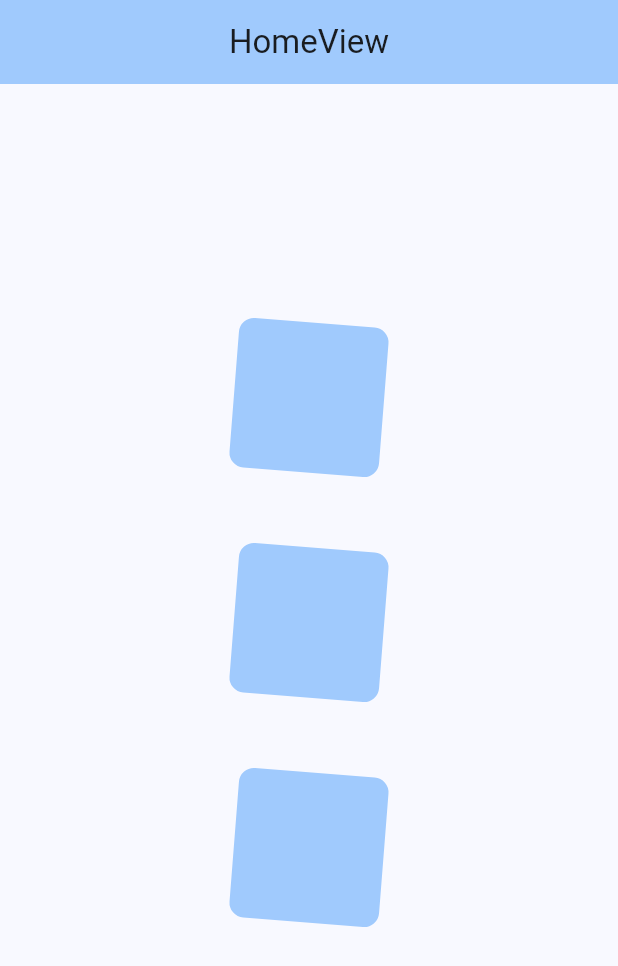
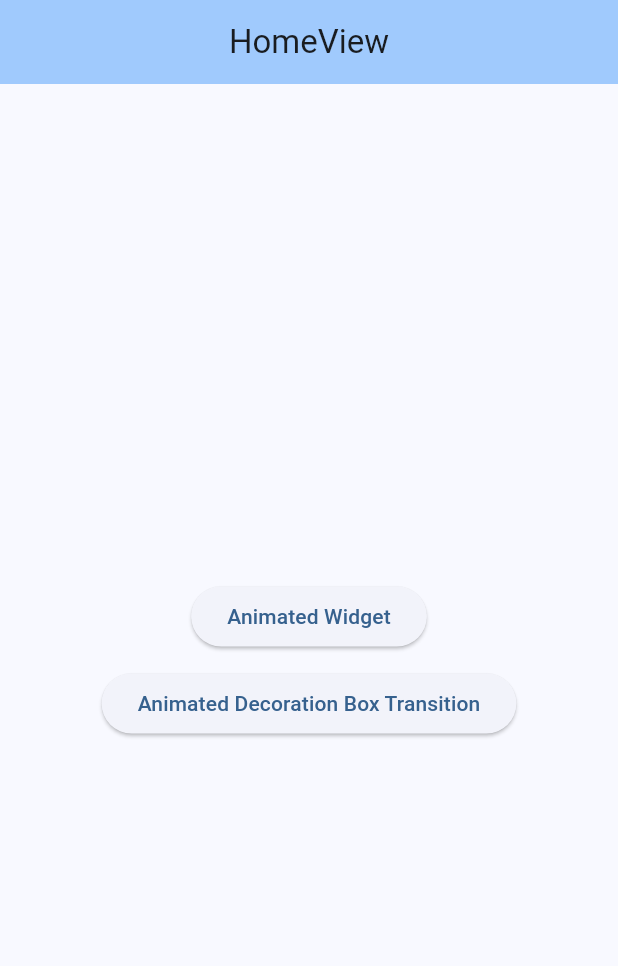
Before and after one commit to wahyukaprawi/learn_flutter_animated_custom, a Flutter app: the screen it shows after launch, on a phone screen of 412 x 824 dp. Shown: the top 966 px of the screen. Run offline on Flutter 3.47's test engine with Material 3 defaults, Android fonts, the light colour scheme and no system bars; our stand-ins replace get.

Commit message:
add code animated decorated box transition

```diff
--- a/lib/app/modules/home/controllers/home_controller.dart
+++ b/lib/app/modules/home/controllers/home_controller.dart
@@ -1,25 +1,3 @@
-import 'package:flutter/widgets.dart';
 import 'package:get/get.dart';
 
-class HomeController extends GetxController with GetTickerProviderStateMixin {
-  late AnimationController animationC;
-
-  @override
-  void onInit() {
-    animationC = AnimationController(
-        vsync: this,
-        duration: const Duration(
-          seconds: 2,
-        ))
-      ..repeat(
-        reverse: true,
-      );
-    super.onInit();
-  }
-
-  @override
-  void onClose() {
-    animationC.dispose();
-    super.onClose();
-  }
-}
+class HomeController extends GetxController {}
--- a/lib/app/modules/home/views/home_view.dart
+++ b/lib/app/modules/home/views/home_view.dart
@@ -1,7 +1,7 @@
 import 'package:flutter/material.dart';
 
 import 'package:get/get.dart';
-import 'package:learn_flutter_animated_widget/app/modules/home/views/box_widget.dart';
+import '/app/routes/app_pages.dart';
 
 import '../controllers/home_controller.dart';
 
@@ -19,17 +19,17 @@ class HomeView extends GetView<HomeController> {
         child: Column(
           mainAxisAlignment: MainAxisAlignment.center,
           children: [
-            BoxWidget(controller.animationC),
+            ElevatedButton(
+              onPressed: () => Get.toNamed(Routes.ANIMATED_WIDGET),
+              child: const Text('Animated Widget'),
+            ),
             const SizedBox(
-              height: 50
+              height: 10,
             ),
-            BoxWidget(controller.animationC),
-            const SizedBox(
-              height: 50
-            ),
-            BoxWidget(controller.animationC),
-            const SizedBox(
-              height: 50
+            ElevatedButton(
+              onPressed: () =>
+                  Get.toNamed(Routes.ANIMATED_DECORATED_BOX_TRANSITION),
+              child: const Text('Animated Decoration Box Transition'),
             ),
           ],
         ),
--- a/lib/app/routes/app_pages.dart
+++ b/lib/app/routes/app_pages.dart
@@ -1,5 +1,9 @@
 import 'package:get/get.dart';
 
+import '../modules/animated_decorated_box_transition/bindings/animated_decorated_box_transition_binding.dart';
+import '../modules/animated_decorated_box_transition/views/animated_decorated_box_transition_view.dart';
+import '../modules/animated_widget/bindings/animated_widget_binding.dart';
+import '../modules/animated_widget/views/animated_widget_view.dart';
 import '../modules/home/bindings/home_binding.dart';
 import '../modules/home/views/home_view.dart';
 
@@ -17,5 +21,15 @@ class AppPages {
       page: () => const HomeView(),
       binding: HomeBinding(),
     ),
+    GetPage(
+      name: _Paths.ANIMATED_WIDGET,
+      page: () => const AnimatedWidgetView(),
+      binding: AnimatedWidgetBinding(),
+    ),
+    GetPage(
+      name: _Paths.ANIMATED_DECORATED_BOX_TRANSITION,
+      page: () => const AnimatedDecoratedBoxTransitionView(),
+      binding: AnimatedDecoratedBoxTransitionBinding(),
+    ),
   ];
 }
--- a/lib/app/routes/app_routes.dart
+++ b/lib/app/routes/app_routes.dart
@@ -6,9 +6,15 @@ part of 'app_pages.dart';
 abstract class Routes {
   Routes._();
   static const HOME = _Paths.HOME;
+  static const ANIMATED_WIDGET = _Paths.ANIMATED_WIDGET;
+  static const ANIMATED_DECORATED_BOX_TRANSITION =
+      _Paths.ANIMATED_DECORATED_BOX_TRANSITION;
 }
 
 abstract class _Paths {
   _Paths._();
   static const HOME = '/home';
+  static const ANIMATED_WIDGET = '/animated-widget';
+  static const ANIMATED_DECORATED_BOX_TRANSITION =
+      '/animated-decorated-box-transition';
 }
```
Also changed, not shown: lib/app/modules/animated_decorated_box_transition/bindings/animated_decorated_box_transition_binding.dart (added, +12 -0 lines), lib/app/modules/animated_decorated_box_transition/controllers/animated_decorated_box_transition_controller.dart (added, +43 -0 lines), lib/app/modules/animated_decorated_box_transition/views/animated_decorated_box_transition_view.dart (added, +31 -0 lines), lib/app/modules/animated_widget/bindings/animated_widget_binding.dart (added, +12 -0 lines), lib/app/modules/animated_widget/controllers/animated_widget_controller.dart (added, +25 -0 lines), lib/app/modules/animated_widget/views/animated_widget_view.dart (added, +35 -0 lines), lib/app/modules/animated_widget/views/box_widget.dart (renamed from lib/app/modules/home/views/box_widget.dart).
